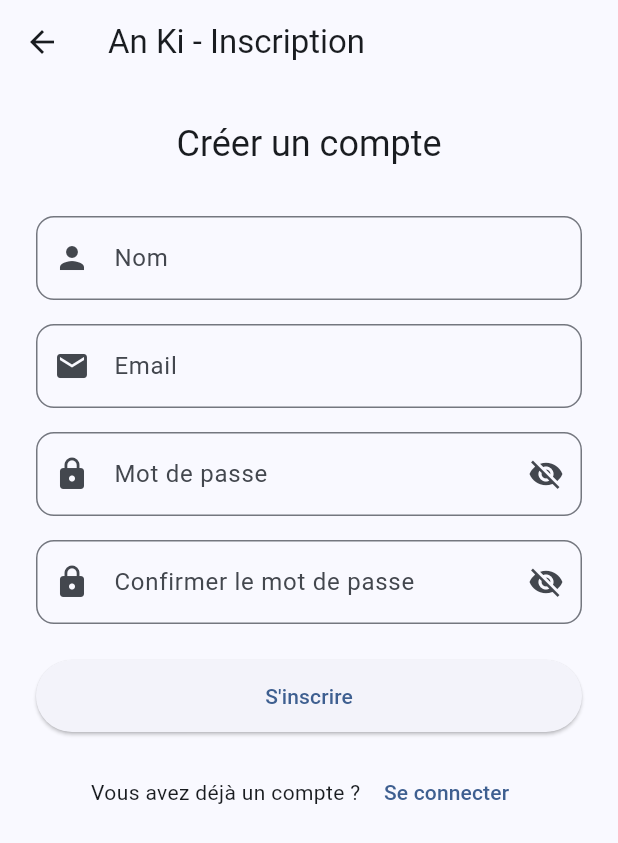
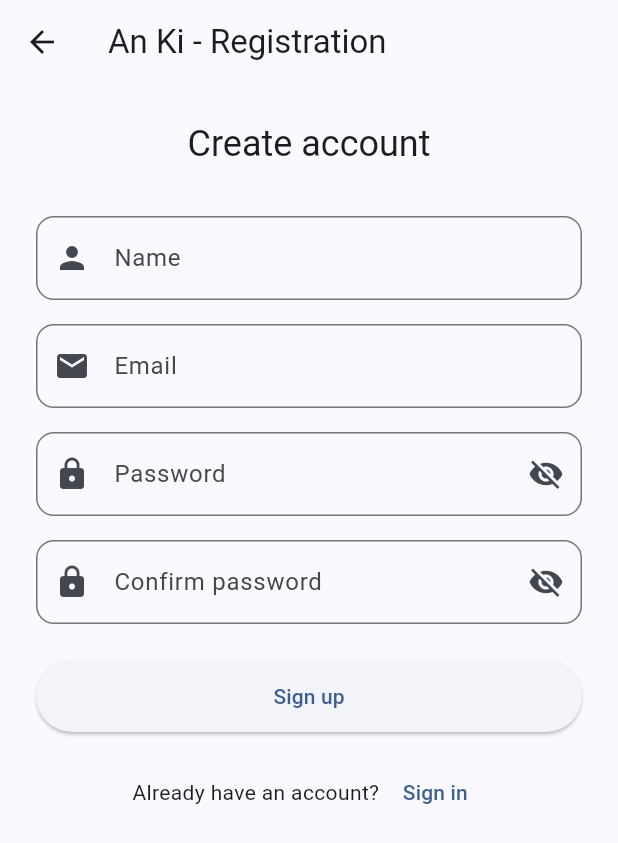
Before and after one commit to nautiii/kairos, a Flutter app: the SignUpPage screen opened by its route, on a phone screen of 412 x 824 dp. Shown: the top 843 px of the screen. Run offline on Flutter 3.47's test engine with Material 3 defaults, Android fonts, the phone set to English and light mode, and no system bars; our stand-ins replace cloud_firestore, firebase_auth, firebase_core, firebase_storage, flutter_local_notifications, flutter_timezone and 3 more; accounts and stored records are empty; network calls fail.

Commit message:
UPDATE - Complete l10n translation ADD - PowerShell script to handle flutter_launcher_icons package

```diff
--- a/devtools_options.yaml
+++ b/devtools_options.yaml
@@ -1,3 +1,4 @@
 description: This file stores settings for Dart & Flutter DevTools.
 documentation: https://docs.flutter.dev/tools/devtools/extensions#configure-extension-enablement-states
 extensions:
+  - provider: true
--- a/lib/core/common/search_bar.dart
+++ b/lib/core/common/search_bar.dart
@@ -1,3 +1,4 @@
+import 'package:an_ki/core/extensions/localization_extension.dart';
 import 'package:flutter/material.dart';
 
 class SearchBarWidget extends StatelessWidget {
@@ -22,7 +23,7 @@ class SearchBarWidget extends StatelessWidget {
                 Icon(Icons.search, color: colorScheme.onSurfaceVariant),
                 const SizedBox(width: 8),
                 Text(
-                  "Rechercher...",
+                  context.l10n.search,
                   style: TextStyle(color: colorScheme.onSurfaceVariant),
                 ),
               ],
--- a/lib/features/auth/login_page.dart
+++ b/lib/features/auth/login_page.dart
@@ -1,3 +1,4 @@
+import 'package:an_ki/core/extensions/localization_extension.dart';
 import 'package:an_ki/providers/auth_provider.dart';
 import 'package:flutter/material.dart';
 import 'package:provider/provider.dart';
@@ -40,7 +41,7 @@ class _LoginPageState extends State<LoginPage> {
     if (!success) {
       ScaffoldMessenger.of(context).showSnackBar(
         SnackBar(
-          content: Text(authProvider.errorMessage ?? 'Erreur de connexion'),
+          content: Text(authProvider.errorMessage ?? context.l10n.connectionError),
         ),
       );
     }
@@ -49,7 +50,7 @@ class _LoginPageState extends State<LoginPage> {
   @override
   Widget build(BuildContext context) {
     return Scaffold(
-      appBar: AppBar(title: const Text('An Ki - Connexion')),
+      appBar: AppBar(title: Text(context.l10n.loginTitle)),
       body: Consumer<AuthProvider>(
         builder: (context, authProvider, _) {
           return Padding(
@@ -58,7 +59,7 @@ class _LoginPageState extends State<LoginPage> {
               mainAxisAlignment: MainAxisAlignment.center,
               children: [
                 Text(
-                  'Connectez-vous',
+                  context.l10n.signInText,
                   style: Theme.of(context).textTheme.headlineSmall,
                   textAlign: TextAlign.center,
                 ),
@@ -66,7 +67,7 @@ class _LoginPageState extends State<LoginPage> {
                 TextField(
                   controller: _emailController,
                   decoration: InputDecoration(
-                    hintText: 'Email',
+                    hintText: context.l10n.email,
                     prefixIcon: const Icon(Icons.email),
                     border: OutlineInputBorder(
                       borderRadius: BorderRadius.circular(12),
@@ -79,7 +80,7 @@ class _LoginPageState extends State<LoginPage> {
                 TextField(
                   controller: _passwordController,
                   decoration: InputDecoration(
-                    hintText: 'Mot de passe',
+                    hintText: context.l10n.password,
                     prefixIcon: const Icon(Icons.lock),
                     suffixIcon: IconButton(
                       icon: Icon(
@@ -111,14 +112,14 @@ class _LoginPageState extends State<LoginPage> {
                               width: 24,
                               child: CircularProgressIndicator(strokeWidth: 2),
                             )
-                            : const Text('Se connecter'),
+                            : Text(context.l10n.signInButton),
                   ),
                 ),
                 const SizedBox(height: 16),
                 Row(
                   mainAxisAlignment: MainAxisAlignment.center,
                   children: [
-                    const Text('Pas encore de compte ? '),
+                    Text(context.l10n.dontHaveAccount),
                     TextButton(
                       onPressed:
                           authProvider.isLoading
@@ -126,7 +127,7 @@ class _LoginPageState extends State<LoginPage> {
                               : () => Navigator.of(
                                 context,
                               ).pushReplacementNamed('/signup'),
-                      child: const Text('S\'inscrire'),
+                      child: Text(context.l10n.signUp),
                     ),
                   ],
                 ),
--- a/lib/features/auth/signup_page.dart
+++ b/lib/features/auth/signup_page.dart
@@ -1,3 +1,4 @@
+import 'package:an_ki/core/extensions/localization_extension.dart';
 import 'package:an_ki/providers/auth_provider.dart';
 import 'package:flutter/material.dart';
 import 'package:provider/provider.dart';
@@ -38,7 +39,7 @@ class _SignUpPageState extends State<SignUpPage> {
   void _handleSignUp() async {
     if (_passwordController.text != _confirmPasswordController.text) {
       ScaffoldMessenger.of(context).showSnackBar(
-        const SnackBar(content: Text('Les mots de passe ne correspondent pas')),
+        SnackBar(content: Text(context.l10n.passwordsDoNotMatch)),
       );
       return;
     }
@@ -55,7 +56,7 @@ class _SignUpPageState extends State<SignUpPage> {
     if (!success) {
       ScaffoldMessenger.of(context).showSnackBar(
         SnackBar(
-          content: Text(authProvider.errorMessage ?? 'Erreur d\'inscription'),
+          content: Text(authProvider.errorMessage ?? context.l10n.registrationError),
         ),
       );
     }
@@ -64,7 +65,7 @@ class _SignUpPageState extends State<SignUpPage> {
   @override
   Widget build(BuildContext context) {
     return Scaffold(
-      appBar: AppBar(title: const Text('An Ki - Inscription')),
+      appBar: AppBar(title: Text(context.l10n.signUpTitle)),
       body: Consumer<AuthProvider>(
         builder: (context, authProvider, _) {
           return Padding(
@@ -74,7 +75,7 @@ class _SignUpPageState extends State<SignUpPage> {
                 mainAxisAlignment: MainAxisAlignment.center,
                 children: [
                   Text(
-                    'Créer un compte',
+                    context.l10n.createAccount,
                     style: Theme.of(context).textTheme.headlineSmall,
                     textAlign: TextAlign.center,
                   ),
@@ -82,7 +83,7 @@ class _SignUpPageState extends State<SignUpPage> {
                   TextField(
                     controller: _nameController,
                     decoration: InputDecoration(
-                      hintText: 'Nom',
+                      hintText: context.l10n.name,
                       prefixIcon: const Icon(Icons.person),
                       border: OutlineInputBorder(
                         borderRadius: BorderRadius.circular(12),
@@ -94,7 +95,7 @@ class _SignUpPageState extends State<SignUpPage> {
                   TextField(
                     controller: _emailController,
                     decoration: InputDecoration(
-                      hintText: 'Email',
+                      hintText: context.l10n.email,
                       prefixIcon: const Icon(Icons.email),
                       border: OutlineInputBorder(
                         borderRadius: BorderRadius.circular(12),
@@ -107,7 +108,7 @@ class _SignUpPageState extends State<SignUpPage> {
                   TextField(
                     controller: _passwordController,
                     decoration: InputDecoration(
-                      hintText: 'Mot de passe',
+                      hintText: context.l10n.password,
                       prefixIcon: const Icon(Icons.lock),
                       suffixIcon: IconButton(
                         icon: Icon(
@@ -130,7 +131,7 @@ class _SignUpPageState extends State<SignUpPage> {
                   TextField(
                     controller: _confirmPasswordController,
                     decoration: InputDecoration(
-                      hintText: 'Confirmer le mot de passe',
+                      hintText: context.l10n.confirmPassword,
                       prefixIcon: const Icon(Icons.lock),
                       suffixIcon: IconButton(
                         icon: Icon(
@@ -168,14 +169,14 @@ class _SignUpPageState extends State<SignUpPage> {
                                   strokeWidth: 2,
                                 ),
                               )
-                              : const Text("S'inscrire"),
+                              : Text(context.l10n.signUpButton),
                     ),
                   ),
                   const SizedBox(height: 16),
                   Row(
                     mainAxisAlignment: MainAxisAlignment.center,
                     children: [
-                      const Text('Vous avez déjà un compte ? '),
+                      Text(context.l10n.haveAccount),
                       TextButton(
                         onPressed:
                             authProvider.isLoading
@@ -183,7 +184,7 @@ class _SignUpPageState extends State<SignUpPage> {
                                 : () => Navigator.of(
                                   context,
                                 ).pushReplacementNamed('/login'),
-                        child: const Text('Se connecter'),
+                        child: Text(context.l10n.signIn),
                       ),
                     ],
                   ),
--- a/lib/features/birthday/home_page.dart
+++ b/lib/features/birthday/home_page.dart
@@ -27,6 +27,7 @@ class HomePage extends StatelessWidget {
     return Scaffold(
       floatingActionButtonLocation: FloatingActionButtonLocation.endFloat,
       floatingActionButton: FloatingActionButton(
+        shape: CircleBorder(),
         backgroundColor: colorScheme.primary,
         elevation: 0,
         onPressed: () {
--- a/lib/features/birthday/widgets/section_widget.dart
+++ b/lib/features/birthday/widgets/section_widget.dart
@@ -1,4 +1,5 @@
 import 'package:an_ki/core/extensions/common_extensions.dart';
+import 'package:an_ki/core/extensions/localization_extension.dart';
 import 'package:flutter/material.dart';
 
 import 'contact_tile.dart';
@@ -28,7 +29,7 @@ class SectionWidget extends StatelessWidget {
               ),
             ),
             Text(
-              "Voir tout",
+              context.l10n.viewAll,
               style: TextStyle(color: colorScheme.primary),
             ),
           ],
--- a/lib/l10n/app_localizations.dart
+++ b/lib/l10n/app_localizations.dart
@@ -373,6 +373,114 @@ abstract class AppLocalizations {
   /// In en, this message translates to:
   /// **'December'**
   String get december;
+
+  /// No description provided for @nextBirthday.
+  ///
+  /// In en, this message translates to:
+  /// **'Next birthday'**
+  String get nextBirthday;
+
+  /// No description provided for @noBirthdayRegistered.
+  ///
+  /// In en, this message translates to:
+  /// **'No birthday registered'**
+  String get noBirthdayRegistered;
+
+  /// No description provided for @today.
+  ///
+  /// In en, this message translates to:
+  /// **'Today 🎉'**
+  String get today;
+
+  /// No description provided for @tomorrow.
+  ///
+  /// In en, this message translates to:
+  /// **'Tomorrow'**
+  String get tomorrow;
+
+  /// Number of days until next birthday
+  ///
+  /// In en, this message translates to:
+  /// **'In {days} days'**
+  String inDays(int days);
+
+  /// No description provided for @viewAll.
+  ///
+  /// In en, this message translates to:
+  /// **'View all'**
+  String get viewAll;
+
+  /// No description provided for @search.
+  ///
+  /// In en, this message translates to:
+  /// **'Search...'**
+  String get search;
+
+  /// No description provided for @connectionError.
+  ///
+  /// In en, this message translates to:
+  /// **'Login error'**
+  String get connectionError;
+
+  /// No description provided for @registrationError.
+  ///
+  /// In en, this message translates to:
+  /// **'Registration error'**
+  String get registrationError;
+
+  /// No description provided for @loginTitle.
+  ///
+  /// In en, this message translates to:
+  /// **'An Ki - Login'**
+  String get loginTitle;
+
+  /// No description provided for @signUpTitle.
+  ///
+  /// In en, this message translates to:
+  /// **'An Ki - Registration'**
+  String get signUpTitle;
+
+  /// No description provided for @signInButton.
+  ///
+  /// In en, this message translates to:
+  /// **'Sign in'**
+  String get signInButton;
+
+  /// No description provided for @signUpButton.
+  ///
+  /// In en, this message translates to:
+  /// **'Sign up'**
+  String get signUpButton;
+
+  /// No description provided for @createAccount.
+  ///
+  /// In en, this message translates to:
+  /// **'Create account'**
+  String get createAccount;
+
+  /// No description provided for @signInText.
+  ///
+  /// In en, this message translates to:
+  /// **'Sign in'**
+  String get signInText;
+
+  /// No description provided for @name.
+  ///
+  /// In en, this message translates to:
+  /// **'Name'**
+  String get name;
+
+  /// No description provided for @haveAccount.
+  ///
+  /// In en, this message translates to:
+  /// **'Already have an account? '**
+  String get haveAccount;
+
+  /// No description provided for @dontHaveAccount.
+  ///
+  /// In en, this message translates to:
+  /// **'No account yet? '**
+  String get dontHaveAccount;
 }
 
 class _AppLocalizationsDelegate
--- a/lib/l10n/intl_en.arb
+++ b/lib/l10n/intl_en.arb
@@ -44,5 +44,32 @@
   "september": "September",
   "october": "October",
   "november": "November",
-  "december": "December"
+  "december": "December",
+  "nextBirthday": "Next birthday",
+  "noBirthdayRegistered": "No birthday registered",
+  "today": "Today 🎉",
+  "tomorrow": "Tomorrow",
+  "inDays": "In {days} days",
+  "@inDays": {
+    "description": "Number of days until next birthday",
+    "placeholders": {
+      "days": {
+        "type": "int",
+        "example": "5"
+      }
+    }
+  },
+  "viewAll": "View all",
+  "search": "Search...",
+  "connectionError": "Login error",
+  "registrationError": "Registration error",
+  "loginTitle": "An Ki - Login",
+  "signUpTitle": "An Ki - Registration",
+  "signInButton": "Sign in",
+  "signUpButton": "Sign up",
+  "createAccount": "Create account",
+  "signInText": "Sign in",
+  "name": "Name",
+  "haveAccount": "Already have an account? ",
+  "dontHaveAccount": "No account yet? "
 }
--- a/pubspec.yaml
+++ b/pubspec.yaml
@@ -105,6 +105,7 @@ flutter_launcher_icons:
   ios: true
   image_path: "lib/assets/icon.png"
   min_sdk_android: 21 # android min sdk min:16, default 21
+  remove_alpha_ios: true
   web:
     generate: true
     image_path: "lib/assets/icon.png"
```
Also changed, not shown: lib/features/birthday/widgets/next_birthday.dart (+8 -7 lines), lib/l10n/app_localizations_en.dart (+56 -0 lines), lib/l10n/app_localizations_fr.dart (+56 -0 lines), lib/l10n/intl_fr.arb (+28 -1 lines), 35 other files.
